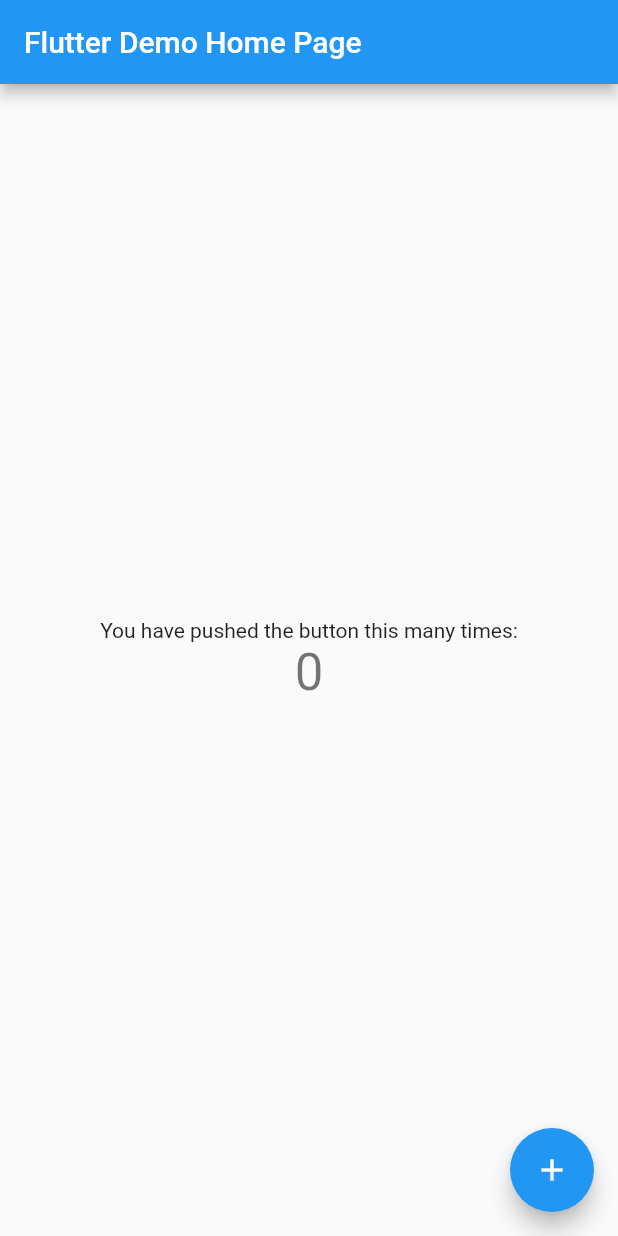
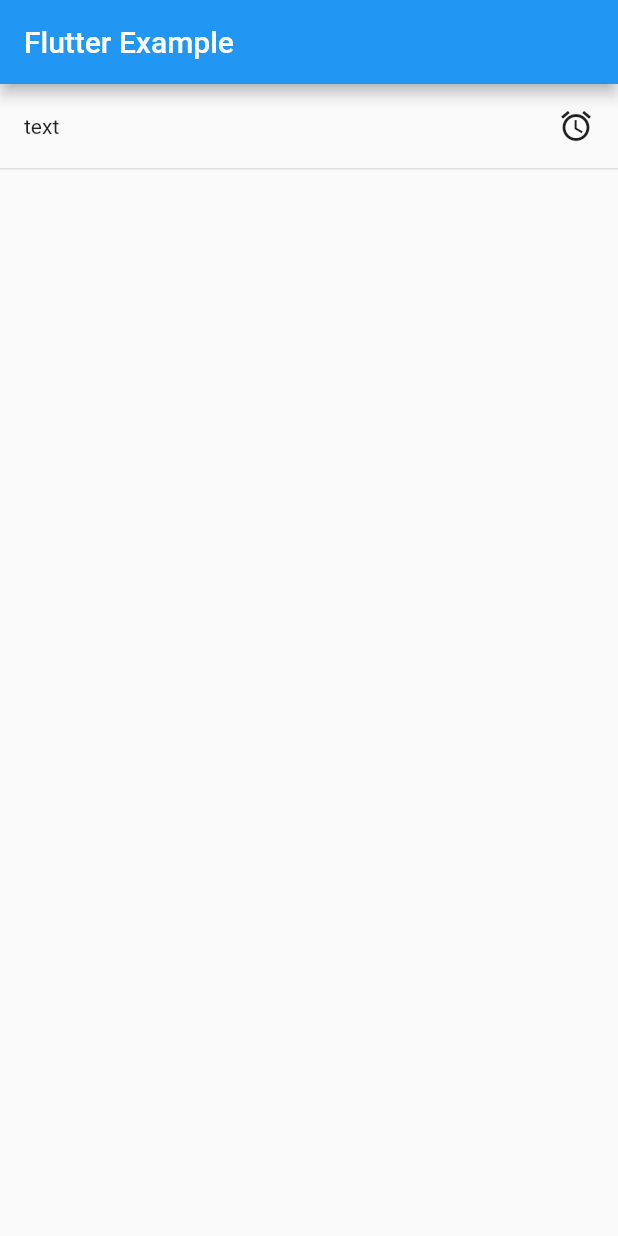
Before and after one commit to atfj/flutter-example, a Flutter app: the screen it shows after launch, on a phone screen of 412 x 824 dp. Run offline on Flutter 3.47's test engine with Material 2 defaults, Android fonts, the phone set to English and light mode, and no system bars; our stand-ins replace freezed_annotation, hooks_riverpod.

Commit message:
Add list view

```diff
--- a/lib/app.dart
+++ b/lib/app.dart
@@ -1,5 +1,6 @@
 // Flutter imports:
 import 'package:flutter/material.dart';
+import 'package:flutter_example/page/pokemon_list_page.dart';
 
 class MyApp extends StatelessWidget {
   const MyApp({Key? key}) : super(key: key);
@@ -11,54 +12,7 @@ class MyApp extends StatelessWidget {
       theme: ThemeData(
         primarySwatch: Colors.blue,
       ),
-      home: const MyHomePage(title: 'Flutter Demo Home Page'),
+      home: const PokemonListPage(),
     );
   }
 }
-
-class MyHomePage extends StatefulWidget {
-  const MyHomePage({Key? key, required this.title}) : super(key: key);
-
-  final String title;
-
-  @override
-  State<MyHomePage> createState() => _MyHomePageState();
-}
-
-class _MyHomePageState extends State<MyHomePage> {
-  int _counter = 0;
-
-  void _incrementCounter() {
-    setState(() {
-      _counter++;
-    });
-  }
-
-  @override
-  Widget build(BuildContext context) {
-    return Scaffold(
-      appBar: AppBar(
-        title: Text(widget.title),
-      ),
-      body: Center(
-        child: Column(
-          mainAxisAlignment: MainAxisAlignment.center,
-          children: <Widget>[
-            const Text(
-              'You have pushed the button this many times:',
-            ),
-            Text(
-              '$_counter',
-              style: Theme.of(context).textTheme.headline4,
-            ),
-          ],
-        ),
-      ),
-      floatingActionButton: FloatingActionButton(
-        onPressed: _incrementCounter,
-        tooltip: 'Increment',
-        child: const Icon(Icons.add),
-      ),
-    );
-  }
-}
--- /dev/null
+++ b/lib/page/pokemon_list_page.dart
@@ -0,0 +1,67 @@
+import 'package:flutter/material.dart';
+
+class PokemonListPage extends StatelessWidget {
+  const PokemonListPage({Key? key}) : super(key: key);
+
+  @override
+  Widget build(BuildContext context) {
+    return Scaffold(
+      appBar: AppBar(
+        title: const Text('Flutter Example'),
+      ),
+      body: Center(
+        child: _PokemonListView()
+      )
+    );
+  }
+}
+
+class _PokemonListView extends StatelessWidget {
+  @override
+  Widget build(BuildContext context) {
+    return NotificationListener(
+      onNotification: (ScrollNotification notification) {
+        final propotion = notification.metrics.pixels / notification.metrics.maxScrollExtent;
+        if (propotion > 0.7) {
+          // request api
+        }
+        return false;
+      },
+      child: ListView(children: [ _PokemonListItem() ],)
+    );
+  }
+}
+
+class _PokemonListItem extends StatelessWidget {
+  @override
+  Widget build(BuildContext context) {
+    return Column(
+      children: [
+        Container(
+          padding: const EdgeInsets.all(16),
+          child: Row(
+            children: const [
+              Expanded(
+                flex: 1,
+                child: Text('text'),
+              ),
+              Expanded(
+                flex: 1,
+                child: Align(
+                  alignment: AlignmentDirectional.centerEnd,
+                  child: Icon(Icons.access_alarm),
+                ),
+              )
+            ],
+          ),
+        ),
+        SizedBox(
+          height: 1,
+          child: Container(
+            color: Colors.grey.shade300,
+          ),
+        )
+      ],
+    );
+  }
+}
```
